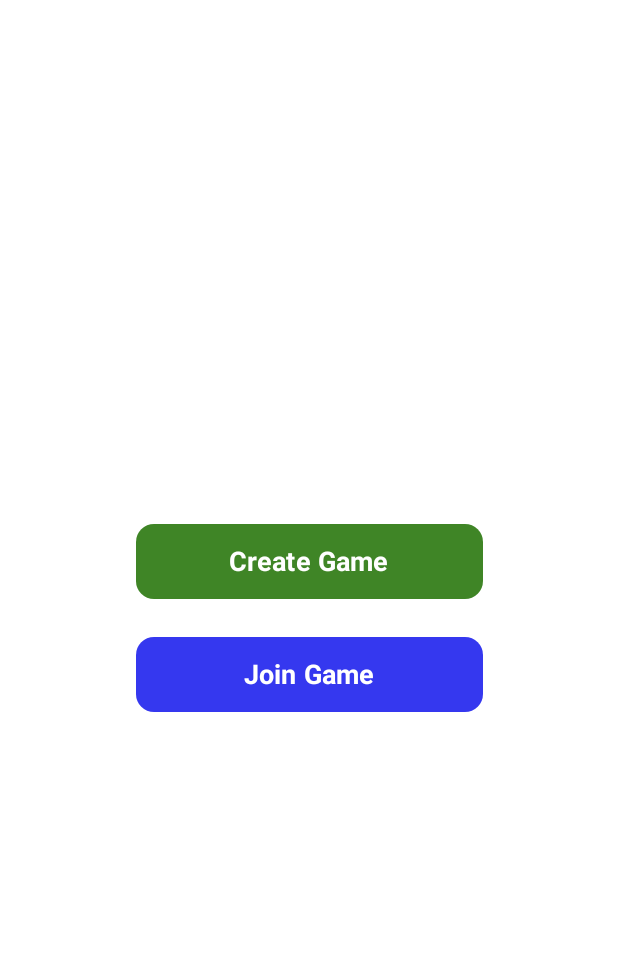
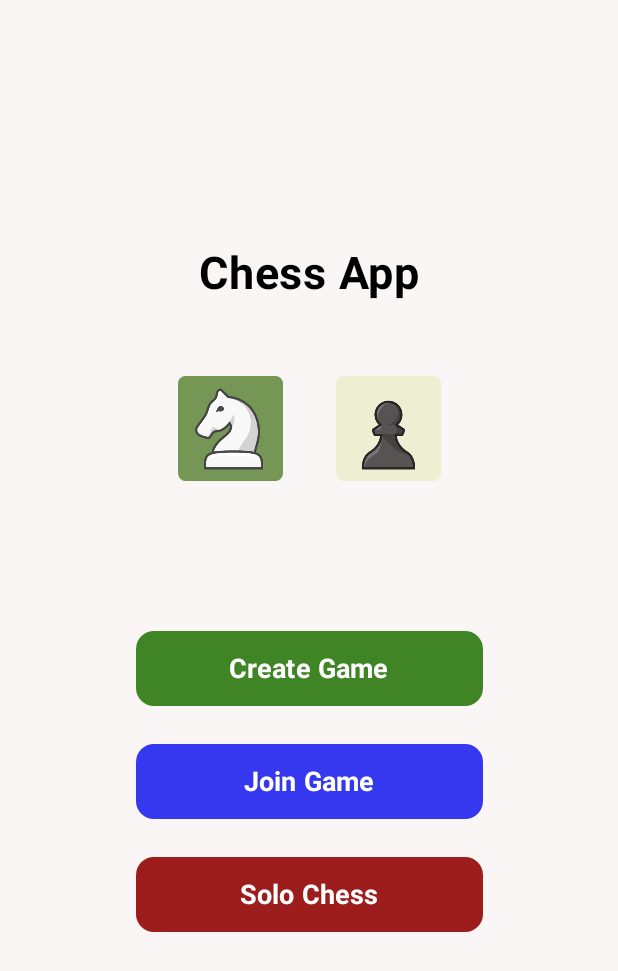
Before and after one commit to spongycode/chess-engine, an Android app built with Jetpack Compose: the home screen opened through its navigation route, on a phone screen of 412 x 824 dp. Shown: the top 971 px of the screen. Run offline under Robolectric (Android 15) with nearby library versions, the phone set to English and light mode, and no system bars; our stand-ins replace Dagger/Hilt's generated code, Firebase (no records; nobody signed in at launch, a user with empty details on screens opened directly).

Commit message:
add old practice screen

```diff
--- a/app/src/main/java/com/spongycode/chessapp/ui/navigation/NavContainer.kt
+++ b/app/src/main/java/com/spongycode/chessapp/ui/navigation/NavContainer.kt
@@ -12,9 +12,11 @@ import androidx.navigation.compose.composable
 import androidx.navigation.compose.rememberNavController
 import com.spongycode.chessapp.ui.screen.game.GameScreenRoot
 import com.spongycode.chessapp.ui.screen.home.HomeScreenRoot
+import com.spongycode.chessapp.ui.screen.practice.PracticeScreenRoot
 import com.spongycode.chessapp.util.Constants.GAME_ID
 import com.spongycode.chessapp.util.Constants.GAME_SCREEN
 import com.spongycode.chessapp.util.Constants.HOME_SCREEN
+import com.spongycode.chessapp.util.Constants.PRACTICE_SCREEN
 
 val LocalNavController = compositionLocalOf<NavHostController> { error("No NavController") }
 
@@ -31,12 +33,8 @@ fun NavContainer(startDestination: String) {
                 },
                 popEnterTransition = {
                     EnterTransition.None
-                },
-                exitTransition = {
-                    slideOutOfContainer(
-                        AnimatedContentTransitionScope.SlideDirection.End, tween(300)
-                    )
-                }) {
+                }
+            ) {
                 HomeScreenRoot()
             }
             composable(route = "$GAME_SCREEN/{$GAME_ID}",
@@ -59,6 +57,22 @@ fun NavContainer(startDestination: String) {
                     )
                 }
             }
+            composable(route = PRACTICE_SCREEN,
+                enterTransition = {
+                    slideIntoContainer(
+                        AnimatedContentTransitionScope.SlideDirection.Start, tween(300)
+                    )
+                },
+                popEnterTransition = {
+                    EnterTransition.None
+                },
+                exitTransition = {
+                    slideOutOfContainer(
+                        AnimatedContentTransitionScope.SlideDirection.End, tween(300)
+                    )
+                }) {
+                PracticeScreenRoot()
+            }
         }
     }
 }
--- a/app/src/main/java/com/spongycode/chessapp/ui/screen/home/HomeScreenRoot.kt
+++ b/app/src/main/java/com/spongycode/chessapp/ui/screen/home/HomeScreenRoot.kt
@@ -7,6 +7,7 @@ import androidx.compose.foundation.layout.Arrangement
 import androidx.compose.foundation.layout.Column
 import androidx.compose.foundation.layout.Row
 import androidx.compose.foundation.layout.Spacer
+import androidx.compose.foundation.layout.fillMaxHeight
 import androidx.compose.foundation.layout.fillMaxSize
 import androidx.compose.foundation.layout.fillMaxWidth
 import androidx.compose.foundation.layout.height
@@ -30,6 +31,7 @@ import androidx.compose.runtime.saveable.rememberSaveable
 import androidx.compose.runtime.setValue
 import androidx.compose.ui.Alignment
 import androidx.compose.ui.Modifier
+import androidx.compose.ui.draw.clip
 import androidx.compose.ui.graphics.Color
 import androidx.compose.ui.text.TextStyle
 import androidx.compose.ui.text.font.FontWeight
@@ -43,6 +45,7 @@ import com.spongycode.chessapp.model.PlayerColor
 import com.spongycode.chessapp.ui.navigation.LocalNavController
 import com.spongycode.chessapp.ui.screen.game.ChessCell
 import com.spongycode.chessapp.util.Constants.GAME_SCREEN
+import com.spongycode.chessapp.util.Constants.PRACTICE_SCREEN
 import kotlinx.coroutines.flow.collectLatest
 
 @Composable
@@ -79,6 +82,10 @@ fun HomeScreenRoot(
                     showCreateGameDialog = false
                     navController.navigate("$GAME_SCREEN/${it.gameId}")
                 }
+
+                HomeViewEffect.OnPracticeGame -> {
+                    navController.navigate(PRACTICE_SCREEN)
+                }
             }
         }
     }
@@ -107,10 +114,20 @@ fun HomeScreen(
     Column(
         modifier = modifier
             .fillMaxSize()
-            .background(Color.White),
-        verticalArrangement = Arrangement.Center,
+            .background(Color(0xFFFAF6F6)),
+        verticalArrangement = Arrangement.Top,
         horizontalAlignment = Alignment.CenterHorizontally
     ) {
+        Spacer(modifier = Modifier.fillMaxHeight(0.2f))
+        Text(
+            text = "Chess App",
+            fontSize = 30.sp,
+            fontWeight = FontWeight.Bold,
+            color = Color.Black
+        )
+        Spacer(modifier = Modifier.height(50.dp))
+        RandomRowPieces()
+        Spacer(modifier = Modifier.height(100.dp))
         Button(
             onClick = {
                 onEvent(HomeEvent.CreateGame)
@@ -143,6 +160,25 @@ fun HomeScreen(
         ) {
             Text(
                 text = "Join Game",
+                fontSize = 18.sp,
+                fontWeight = FontWeight.Bold,
+                color = Color.White
+            )
+        }
+        Spacer(modifier = Modifier.height(25.dp))
+        Button(
+            onClick = {
+                onEvent(HomeEvent.PracticeGame)
+            },
+            modifier = Modifier
+                .height(50.dp)
+                .fillMaxWidth(0.6f)
+                .padding(horizontal = 8.dp),
+            colors = ButtonDefaults.buttonColors(containerColor = Color(0xFF9D1C1C)),
+            shape = RoundedCornerShape(12.dp)
+        ) {
+            Text(
+                text = "Solo Chess",
                 fontSize = 18.sp,
                 fontWeight = FontWeight.Bold,
                 color = Color.White
@@ -324,6 +360,33 @@ fun CreateGameDialog(
     }
 }
 
+@Composable
+fun RandomRowPieces(
+) {
+    val whitePieces = listOf("WK", "WQ", "WR", "WB", "WN", "WP")
+    val blackPieces = listOf("BK", "BQ", "BR", "BB", "BN", "BP")
+    val randomWhitePiece = whitePieces.random()
+    val randomBlackPiece = blackPieces.random()
+
+    Row {
+        ChessCell(
+            modifier = Modifier
+                .size(70.dp)
+                .clip(RoundedCornerShape(5.dp))
+                .background(Color(0xFF769656)),
+            piece = randomWhitePiece
+        )
+        Spacer(modifier = Modifier.width(35.dp))
+        ChessCell(
+            modifier = Modifier
+                .size(70.dp)
+                .clip(RoundedCornerShape(5.dp))
+                .background(Color(0xFFEEEED2)),
+            piece = randomBlackPiece
+        )
+    }
+}
+
 
 @Preview
 @Composable
--- a/app/src/main/java/com/spongycode/chessapp/util/Constants.kt
+++ b/app/src/main/java/com/spongycode/chessapp/util/Constants.kt
@@ -4,5 +4,6 @@ object Constants {
     // screen route names
     const val HOME_SCREEN = "home"
     const val GAME_SCREEN = "game"
+    const val PRACTICE_SCREEN = "practice"
     const val GAME_ID = "game_id"
 }
```
Also changed, not shown: app/src/main/java/com/spongycode/chessapp/ui/screen/home/HomeViewModel.kt (+8 -0 lines), app/src/main/java/com/spongycode/chessapp/ui/screen/practice/PracticeScreenRoot.kt (added, +380 -0 lines), app/src/main/java/com/spongycode/chessapp/ui/screen/practice/PracticeViewModel.kt (added, +148 -0 lines).
